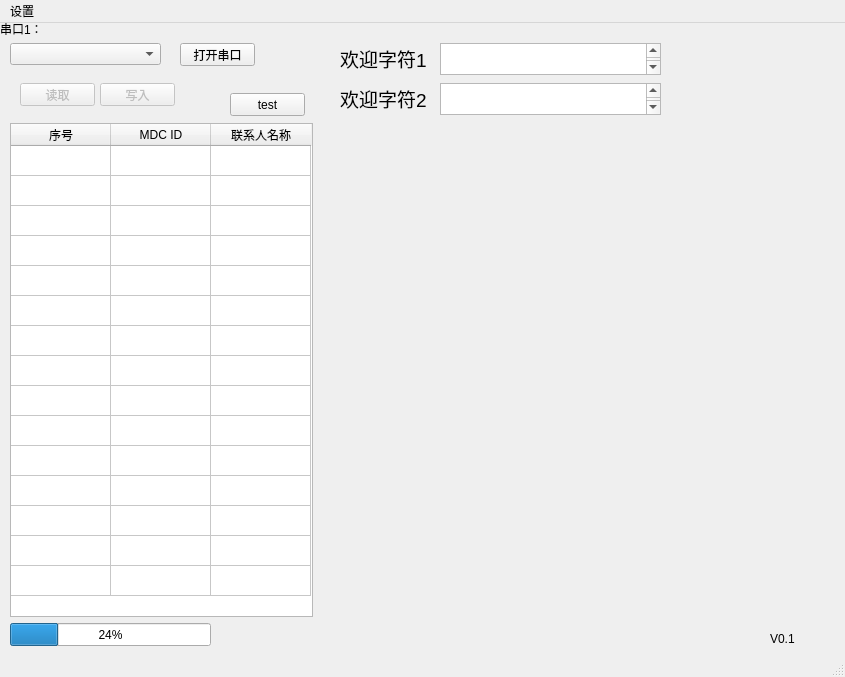
This is mainwindow.ui in losehu/NEFUART as Qt 5 draws it before an edit. The edited form follows.
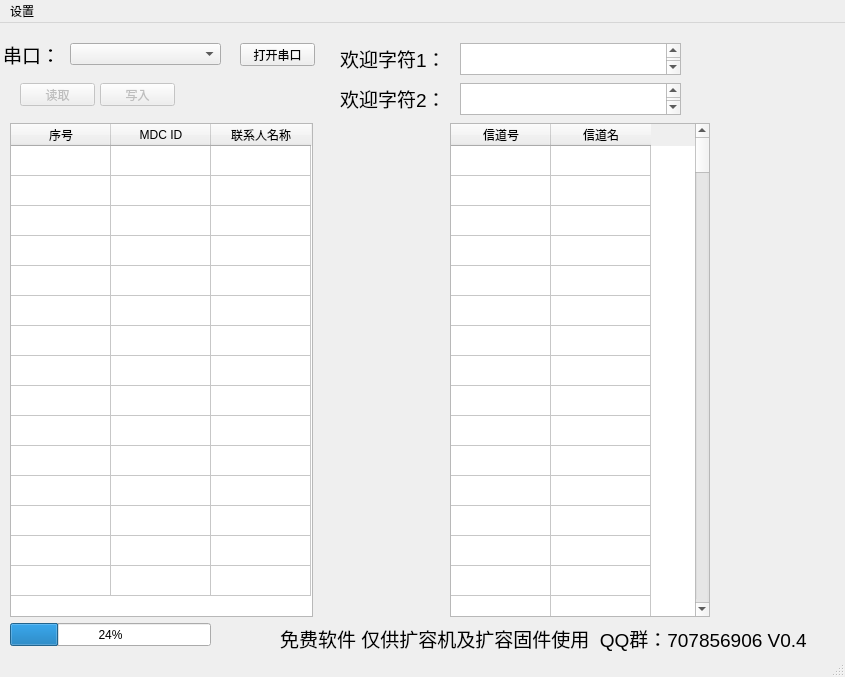
This is the edited form.

Diff of the .ui file:
```diff
--- a/mainwindow.ui
+++ b/mainwindow.ui
@@ -17,30 +17,17 @@
    <widget class="QComboBox" name="uart1">
     <property name="geometry">
      <rect>
-      <x>10</x>
+      <x>70</x>
       <y>20</y>
       <width>151</width>
       <height>22</height>
      </rect>
     </property>
    </widget>
-   <widget class="QLabel" name="label_uart1">
-    <property name="geometry">
-     <rect>
-      <x>0</x>
-      <y>0</y>
-      <width>54</width>
-      <height>12</height>
-     </rect>
-    </property>
-    <property name="text">
-     <string>串口1：</string>
-    </property>
-   </widget>
    <widget class="QPushButton" name="open1">
     <property name="geometry">
      <rect>
-      <x>180</x>
+      <x>240</x>
       <y>20</y>
       <width>75</width>
       <height>23</height>
@@ -144,36 +131,10 @@
      <number>24</number>
     </property>
    </widget>
-   <widget class="QLabel" name="label">
-    <property name="geometry">
-     <rect>
-      <x>770</x>
-      <y>610</y>
-      <width>54</width>
-      <height>12</height>
-     </rect>
-    </property>
-    <property name="text">
-     <string>V0.1</string>
-    </property>
-   </widget>
-   <widget class="QPushButton" name="pushButton">
-    <property name="geometry">
-     <rect>
-      <x>230</x>
-      <y>70</y>
-      <width>75</width>
-      <height>23</height>
-     </rect>
-    </property>
-    <property name="text">
-     <string>test</string>
-    </property>
-   </widget>
    <widget class="QTextBrowser" name="wel2">
     <property name="geometry">
      <rect>
-      <x>440</x>
+      <x>460</x>
       <y>60</y>
       <width>221</width>
       <height>32</height>
@@ -198,7 +159,7 @@
    <widget class="QTextBrowser" name="wel1">
     <property name="geometry">
      <rect>
-      <x>440</x>
+      <x>460</x>
       <y>20</y>
       <width>221</width>
       <height>32</height>
@@ -225,7 +186,7 @@
      <rect>
       <x>340</x>
       <y>20</y>
-      <width>91</width>
+      <width>111</width>
       <height>31</height>
      </rect>
     </property>
@@ -243,7 +204,7 @@
      <rect>
       <x>340</x>
       <y>60</y>
-      <width>91</width>
+      <width>111</width>
       <height>31</height>
      </rect>
     </property>
@@ -256,6 +217,271 @@
      <string>欢迎字符2：</string>
     </property>
    </widget>
+   <widget class="QLabel" name="label_5">
+    <property name="geometry">
+     <rect>
+      <x>3</x>
+      <y>16</y>
+      <width>91</width>
+      <height>31</height>
+     </rect>
+    </property>
+    <property name="font">
+     <font>
+      <pointsize>14</pointsize>
+     </font>
+    </property>
+    <property name="text">
+     <string>串口：</string>
+    </property>
+   </widget>
+   <widget class="QLabel" name="label_6">
+    <property name="geometry">
+     <rect>
+      <x>280</x>
+      <y>600</y>
+      <width>591</width>
+      <height>31</height>
+     </rect>
+    </property>
+    <property name="font">
+     <font>
+      <pointsize>14</pointsize>
+     </font>
+    </property>
+    <property name="text">
+     <string>免费软件 仅供扩容机及扩容固件使用  QQ群：707856906 V0.4</string>
+    </property>
+   </widget>
+   <widget class="QTableWidget" name="name_table">
+    <property name="geometry">
+     <rect>
+      <x>450</x>
+      <y>100</y>
+      <width>260</width>
+      <height>494</height>
+     </rect>
+    </property>
+    <property name="rowCount">
+     <number>200</number>
+    </property>
+    <property name="columnCount">
+     <number>2</number>
+    </property>
+    <attribute name="verticalHeaderVisible">
+     <bool>false</bool>
+    </attribute>
+    <row/>
+    <row/>
+    <row/>
+    <row/>
+    <row/>
+    <row/>
+    <row/>
+    <row/>
+    <row/>
+    <row/>
+    <row/>
+    <row/>
+    <row/>
+    <row/>
+    <row/>
+    <row/>
+    <row/>
+    <row/>
+    <row/>
+    <row/>
+    <row/>
+    <row/>
+    <row/>
+    <row/>
+    <row/>
+    <row/>
+    <row/>
+    <row/>
+    <row/>
+    <row/>
+    <row/>
+    <row/>
+    <row/>
+    <row/>
+    <row/>
+    <row/>
+    <row/>
+    <row/>
+    <row/>
+    <row/>
+    <row/>
+    <row/>
+    <row/>
+    <row/>
+    <row/>
+    <row/>
+    <row/>
+    <row/>
+    <row/>
+    <row/>
+    <row/>
+    <row/>
+    <row/>
+    <row/>
+    <row/>
+    <row/>
+    <row/>
+    <row/>
+    <row/>
+    <row/>
+    <row/>
+    <row/>
+    <row/>
+    <row/>
+    <row/>
+    <row/>
+    <row/>
+    <row/>
+    <row/>
+    <row/>
+    <row/>
+    <row/>
+    <row/>
+    <row/>
+    <row/>
+    <row/>
+    <row/>
+    <row/>
+    <row/>
+    <row/>
+    <row/>
+    <row/>
+    <row/>
+    <row/>
+    <row/>
+    <row/>
+    <row/>
+    <row/>
+    <row/>
+    <row/>
+    <row/>
+    <row/>
+    <row/>
+    <row/>
+    <row/>
+    <row/>
+    <row/>
+    <row/>
+    <row/>
+    <row/>
+    <row/>
+    <row/>
+    <row/>
+    <row/>
+    <row/>
+    <row/>
+    <row/>
+    <row/>
+    <row/>
+    <row/>
+    <row/>
+    <row/>
+    <row/>
+    <row/>
+    <row/>
+    <row/>
+    <row/>
+    <row/>
+    <row/>
+    <row/>
+    <row/>
+    <row/>
+    <row/>
+    <row/>
+    <row/>
+    <row/>
+    <row/>
+    <row/>
+    <row/>
+    <row/>
+    <row/>
+    <row/>
+    <row/>
+    <row/>
+    <row/>
+    <row/>
+    <row/>
+    <row/>
+    <row/>
+    <row/>
+    <row/>
+    <row/>
+    <row/>
+    <row/>
+    <row/>
+    <row/>
+    <row/>
+    <row/>
+    <row/>
+    <row/>
+    <row/>
+    <row/>
+    <row/>
+    <row/>
+    <row/>
+    <row/>
+    <row/>
+    <row/>
+    <row/>
+    <row/>
+    <row/>
+    <row/>
+    <row/>
+    <row/>
+    <row/>
+    <row/>
+    <row/>
+    <row/>
+    <row/>
+    <row/>
+    <row/>
+    <row/>
+    <row/>
+    <row/>
+    <row/>
+    <row/>
+    <row/>
+    <row/>
+    <row/>
+    <row/>
+    <row/>
+    <row/>
+    <row/>
+    <row/>
+    <row/>
+    <row/>
+    <row/>
+    <row/>
+    <row/>
+    <row/>
+    <row/>
+    <row/>
+    <row/>
+    <row/>
+    <row/>
+    <row/>
+    <row/>
+    <row/>
+    <row/>
+    <row/>
+    <column>
+     <property name="text">
+      <string>信道号</string>
+     </property>
+    </column>
+    <column>
+     <property name="text">
+      <string>信道名</string>
+     </property>
+    </column>
+   </widget>
   </widget>
   <widget class="QMenuBar" name="menubar">
    <property name="geometry">
```
Left out of the diff: 2 changed lines with no effect on the pictures.
